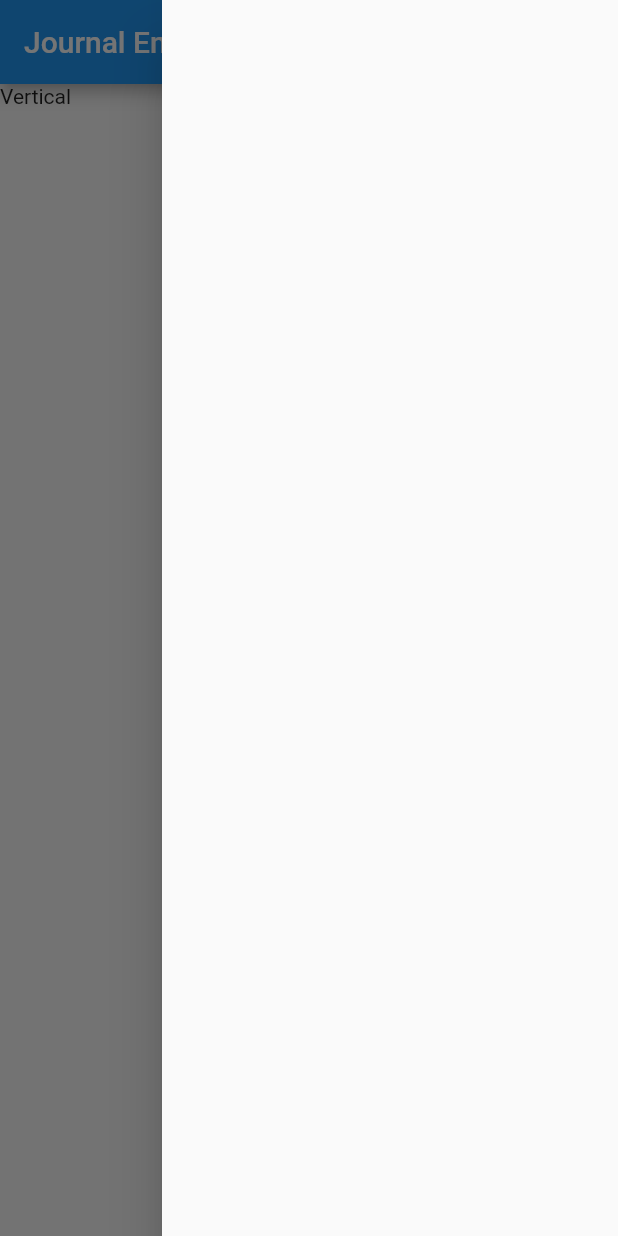
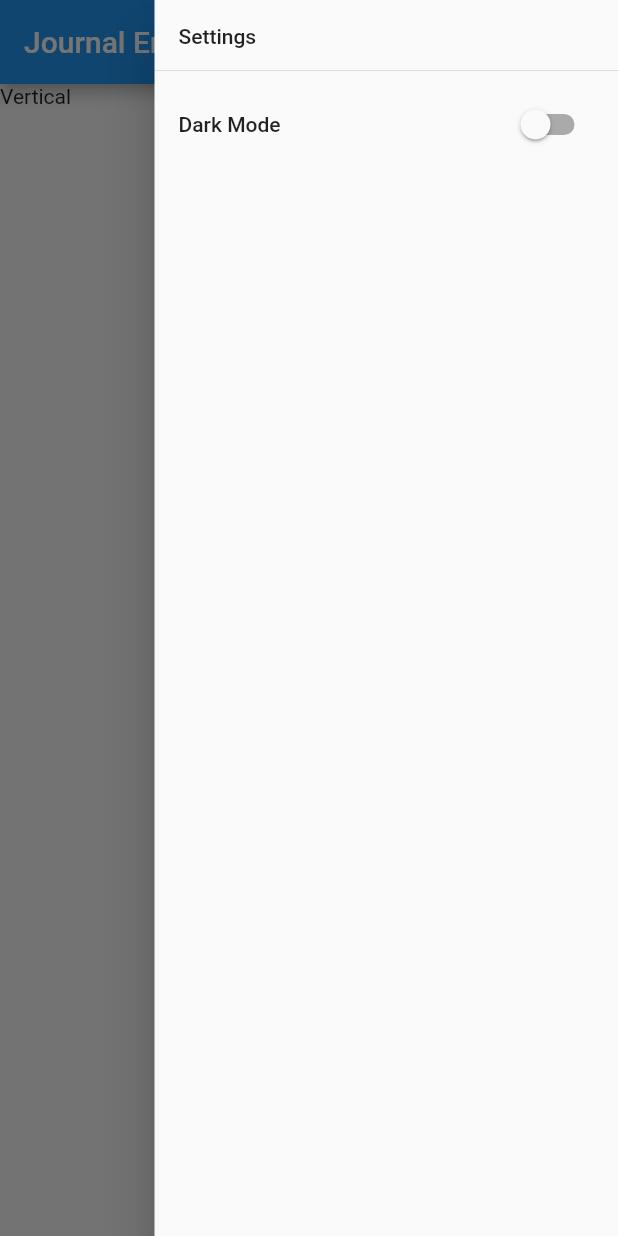
Before and after one commit to alexlo510/journal_mobile_app, a Flutter app: the screen it shows after launch, with the side drawer open, on a phone screen of 412 x 824 dp. Run offline on Flutter 3.47's test engine with Material 2 defaults, Android fonts, the phone set to English and light mode, and no system bars.

Commit message:
added parameters and arguments to pass data down from app

```diff
--- a/journal/lib/screens/journal_entry_list.dart
+++ b/journal/lib/screens/journal_entry_list.dart
@@ -1,14 +1,23 @@
 import 'package:flutter/material.dart';
 import 'package:journal/screens/new_journal_entry.dart';
+import 'package:journal/components/journal_drawer.dart';
+import 'package:journal/components/journal_scaffold.dart';
 
 class JournalEntryList extends StatelessWidget {
 
-  static const routeName = '/';
+  final darkMode;
+  final toggleTheme;
+
+  JournalEntryList({
+    Key? key,
+    this.darkMode,
+    this.toggleTheme,
+  }) : super(key: key);
 
   @override
   Widget build(BuildContext context) {
     return Scaffold(
-      endDrawer: Drawer(),
+      endDrawer: LayoutBuilder(builder: drawerDecider),
       appBar: AppBar(
         title: Text('Journal Entry List'),
         actions: [openSettings()],
@@ -22,16 +31,11 @@ class JournalEntryList extends StatelessWidget {
   }
 
   Widget layoutDecider(BuildContext context, BoxConstraints constraints) =>
-    constraints.maxWidth < 800 ? VerticalLayout() : HorizontalLayout();
+    constraints.maxWidth < 800 ? VerticalLayout(): HorizontalLayout();
 
-}
+  Widget drawerDecider(BuildContext context, BoxConstraints constraints) =>
+    constraints.maxWidth < 800 ? verticalDrawer(context, drawer(darkMode, toggleTheme)) : drawer(darkMode, toggleTheme);
 
-Widget openSettings() {
-  return Builder(builder: (context) {
-    return IconButton(
-      icon: Icon(Icons.settings),
-      onPressed: () => Scaffold.of(context).openEndDrawer(),);
-  });
 }
 
 class VerticalLayout extends StatelessWidget {
```
